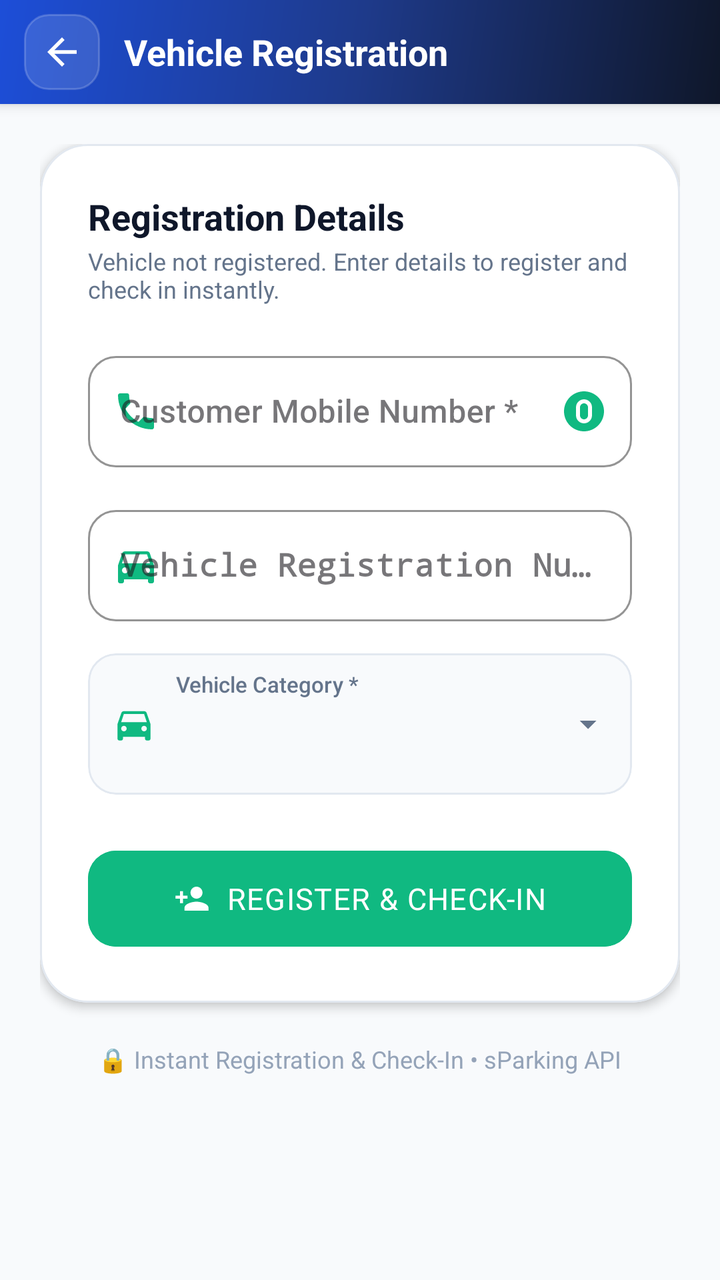
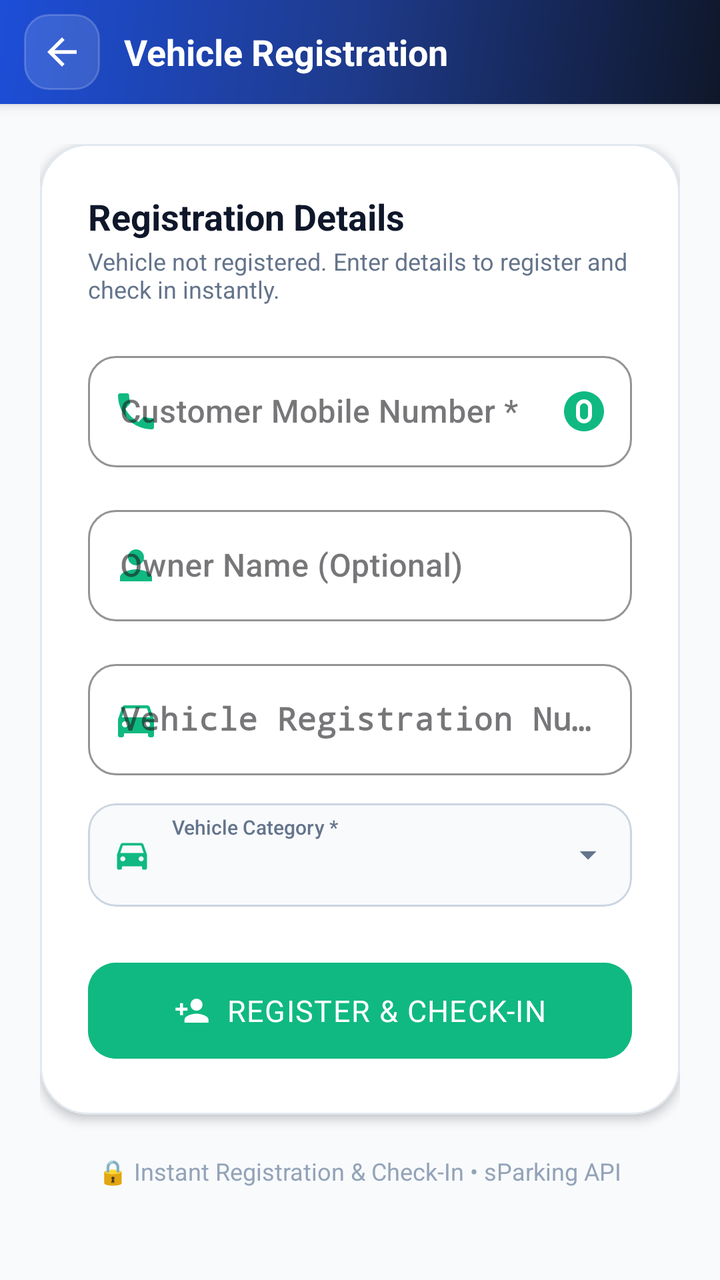

An Android layout rendered at two revisions. The XML below is the earlier revision; the diff shows what the commit changed to produce the second picture.
<!-- AndroidManifest.xml: application theme Theme.SParkingNew -->
<!-- res/layout/activity_unregistered_vehicle.xml -->
<?xml version="1.0" encoding="utf-8"?>
<androidx.constraintlayout.widget.ConstraintLayout xmlns:android="http://schemas.android.com/apk/res/android"
    xmlns:app="http://schemas.android.com/apk/res-auto"
    xmlns:tools="http://schemas.android.com/tools"
    android:id="@+id/unreg_root"
    android:layout_width="match_parent"
    android:layout_height="match_parent"
    android:background="#F8FAFC"
    tools:context=".UnregisteredVehicleActivity">

    
    <LinearLayout
        android:id="@+id/header_layout"
        android:layout_width="match_parent"
        android:layout_height="52dp"
        android:background="@drawable/bg_appbar_gradient"
        android:elevation="4dp"
        android:gravity="center_vertical"
        android:orientation="horizontal"
        android:paddingStart="12dp"
        android:paddingEnd="16dp"
        app:layout_constraintTop_toTopOf="parent">

        <ImageView
            android:id="@+id/btn_back"
            android:layout_width="38dp"
            android:layout_height="38dp"
            android:background="@drawable/bg_nav_icon_button"
            android:contentDescription="Back"
            android:padding="8dp"
            android:src="@drawable/ic_arrow_back"
            app:tint="@color/white" />

        <TextView
            android:id="@+id/tv_header_title"
            android:layout_width="wrap_content"
            android:layout_height="wrap_content"
            android:layout_marginStart="12dp"
            android:fontFamily="sans-serif-bold"
            android:text="Vehicle Registration"
            android:textColor="@color/white"
            android:textSize="18sp"
            android:textStyle="bold" />
    </LinearLayout>

    <ScrollView
        android:layout_width="match_parent"
        android:layout_height="0dp"
        android:clipToPadding="false"
        android:fillViewport="true"
        android:paddingBottom="36dp"
        app:layout_constraintBottom_toBottomOf="parent"
        app:layout_constraintTop_toBottomOf="@+id/header_layout">

        <LinearLayout
            android:layout_width="match_parent"
            android:layout_height="wrap_content"
            android:orientation="vertical"
            android:padding="20dp">

            
            <com.google.android.material.card.MaterialCardView
                android:id="@+id/card_response_status"
                android:layout_width="match_parent"
                android:layout_height="wrap_content"
                android:layout_marginBottom="16dp"
                android:visibility="gone"
                app:cardBackgroundColor="#FEF2F2"
                app:cardCornerRadius="16dp"
                app:cardElevation="0dp"
                app:strokeColor="#FECACA"
                app:strokeWidth="1dp"
                tools:visibility="visible">

                <LinearLayout
                    android:layout_width="match_parent"
                    android:layout_height="wrap_content"
                    android:gravity="center_vertical"
                    android:orientation="horizontal"
                    android:padding="16dp">

                    <TextView
                        android:id="@+id/tv_response_icon"
                        android:layout_width="wrap_content"
                        android:layout_height="wrap_content"
                        android:text="⚠️"
                        android:textSize="20sp" />

                    <LinearLayout
                        android:layout_width="0dp"
                        android:layout_height="wrap_content"
                        android:layout_marginStart="12dp"
                        android:layout_weight="1"
                        android:orientation="vertical">

                        <TextView
                            android:id="@+id/tv_response_status_code"
                            android:layout_width="wrap_content"
                            android:layout_height="wrap_content"
                            android:fontFamily="monospace"
                            android:text="Status: VEH_001"
                            android:textColor="#B91C1C"
                            android:textSize="12sp"
                            android:textStyle="bold" />

                        <TextView
                            android:id="@+id/tv_response_message"
                            android:layout_width="wrap_content"
                            android:layout_height="wrap_content"
                            android:layout_marginTop="2dp"
                            android:fontFamily="sans-serif-bold"
                            android:text="Vehicle Not Found"
                            android:textColor="#991B1B"
                            android:textSize="15sp"
                            android:textStyle="bold" />
                    </LinearLayout>

                    <ImageView
                        android:id="@+id/btn_dismiss_response"
                        android:layout_width="24dp"
                        android:layout_height="24dp"
                        android:background="?android:attr/selectableItemBackgroundBorderless"
                        android:contentDescription="Close"
                        android:src="@android:drawable/ic_menu_close_clear_cancel"
                        app:tint="#B91C1C" />
                </LinearLayout>
            </com.google.android.material.card.MaterialCardView>

            
            <com.google.android.material.card.MaterialCardView
                android:layout_width="match_parent"
                android:layout_height="wrap_content"
                app:cardBackgroundColor="@color/white"
                app:cardCornerRadius="24dp"
                app:cardElevation="3dp"
                app:strokeColor="#E2E8F0"
                app:strokeWidth="1dp">

                <LinearLayout
                    android:layout_width="match_parent"
                    android:layout_height="wrap_content"
                    android:orientation="vertical"
                    android:padding="24dp">

                    <TextView
                        android:layout_width="wrap_content"
                        android:layout_height="wrap_content"
                        android:fontFamily="sans-serif-bold"
                        android:text="Registration Details"
                        android:textColor="@color/text_primary"
                        android:textSize="18sp"
                        android:textStyle="bold" />

                    <TextView
                        android:layout_width="wrap_content"
                        android:layout_height="wrap_content"
                        android:layout_marginTop="2dp"
                        android:fontFamily="sans-serif"
                        android:text="Vehicle not registered. Enter details to register and check in instantly."
                        android:textColor="@color/text_secondary"
                        android:textSize="12sp" />

                    
                    <com.google.android.material.textfield.TextInputLayout
                        android:id="@+id/til_unreg_mobile"
                        style="@style/Widget.MaterialComponents.TextInputLayout.OutlinedBox"
                        android:layout_width="match_parent"
                        android:layout_height="wrap_content"
                        android:layout_marginTop="20dp"
                        android:hint="Customer Mobile Number *"
                        app:boxCornerRadiusBottomEnd="14dp"
                        app:boxCornerRadiusBottomStart="14dp"
                        app:boxCornerRadiusTopEnd="14dp"
                        app:boxCornerRadiusTopStart="14dp"
                        app:boxStrokeColor="@color/primary"
                        app:endIconContentDescription="Fill 0000000000"
                        app:endIconDrawable="@drawable/ic_quick_zero"
                        app:endIconMode="custom"
                        app:endIconTint="#10B981"
                        app:startIconDrawable="@drawable/ic_phone"
                        app:startIconTint="#10B981">

                        <com.google.android.material.textfield.TextInputEditText
                            android:id="@+id/et_unreg_mobile"
                            android:layout_width="match_parent"
                            android:layout_height="wrap_content"
                            android:fontFamily="sans-serif-medium"
                            android:inputType="phone"
                            android:maxLength="10"
                            android:maxLines="1"
                            android:textColor="@color/text_primary"
                            android:textSize="16sp" />
                    </com.google.android.material.textfield.TextInputLayout>

                    
                    <com.google.android.material.textfield.TextInputLayout
                        android:id="@+id/til_unreg_owner_name"
                        style="@style/Widget.MaterialComponents.TextInputLayout.OutlinedBox"
                        android:layout_width="match_parent"
                        android:layout_height="wrap_content"
                        android:layout_marginTop="16dp"
                        android:hint="Owner Name"
                        android:visibility="gone"
                        app:boxCornerRadiusBottomEnd="14dp"
                        app:boxCornerRadiusBottomStart="14dp"
                        app:boxCornerRadiusTopEnd="14dp"
                        app:boxCornerRadiusTopStart="14dp"
                        app:boxStrokeColor="@color/primary"
                        app:startIconDrawable="@drawable/ic_person"
                        app:startIconTint="#10B981">

                        <com.google.android.material.textfield.TextInputEditText
                            android:id="@+id/et_unreg_owner_name"
                            android:layout_width="match_parent"
                            android:layout_height="wrap_content"
                            android:fontFamily="sans-serif-medium"
                            android:inputType="textPersonName|textCapWords"
                            android:maxLines="1"
                            android:textColor="@color/text_primary"
                            android:textSize="16sp" />
                    </com.google.android.material.textfield.TextInputLayout>

                    
                    <com.google.android.material.textfield.TextInputLayout
                        android:id="@+id/til_unreg_vehicle_no"
                        style="@style/Widget.MaterialComponents.TextInputLayout.OutlinedBox"
                        android:layout_width="match_parent"
                        android:layout_height="wrap_content"
                        android:layout_marginTop="16dp"
                        android:hint="Vehicle Registration Number *"
                        app:boxCornerRadiusBottomEnd="14dp"
                        app:boxCornerRadiusBottomStart="14dp"
                        app:boxCornerRadiusTopEnd="14dp"
                        app:boxCornerRadiusTopStart="14dp"
                        app:boxStrokeColor="@color/primary"
                        app:startIconDrawable="@drawable/ic_directions_car"
                        app:startIconTint="#10B981">

                        <com.google.android.material.textfield.TextInputEditText
                            android:id="@+id/et_unreg_vehicle_no"
                            android:layout_width="match_parent"
                            android:layout_height="wrap_content"
                            android:fontFamily="monospace"
                            android:inputType="textCapCharacters"
                            android:maxLines="1"
                            android:textColor="@color/text_primary"
                            android:textSize="16sp"
                            android:textStyle="bold" />
                    </com.google.android.material.textfield.TextInputLayout>

                    
                    <com.google.android.material.card.MaterialCardView
                        android:layout_width="match_parent"
                        android:layout_height="wrap_content"
                        android:layout_marginTop="16dp"
                        app:cardBackgroundColor="#F8FAFC"
                        app:cardCornerRadius="14dp"
                        app:cardElevation="0dp"
                        app:strokeColor="#E2E8F0"
                        app:strokeWidth="1dp">

                        <LinearLayout
                            android:layout_width="match_parent"
                            android:layout_height="wrap_content"
                            android:gravity="center_vertical"
                            android:orientation="horizontal"
                            android:paddingStart="12dp"
                            android:paddingTop="8dp"
                            android:paddingEnd="12dp"
                            android:paddingBottom="8dp">

                            <ImageView
                                android:layout_width="22dp"
                                android:layout_height="22dp"
                                android:contentDescription="Vehicle Type"
                                android:src="@drawable/ic_directions_car"
                                app:tint="#10B981" />

                            <LinearLayout
                                android:layout_width="0dp"
                                android:layout_height="wrap_content"
                                android:layout_marginStart="10dp"
                                android:layout_weight="1"
                                android:orientation="vertical">

                                <TextView
                                    android:layout_width="wrap_content"
                                    android:layout_height="wrap_content"
                                    android:fontFamily="sans-serif-medium"
                                    android:text="Vehicle Category *"
                                    android:textColor="#64748B"
                                    android:textSize="11sp" />

                                <Spinner
                                    android:id="@+id/spinner_vehicle_type"
                                    android:layout_width="match_parent"
                                    android:layout_height="40dp"
                                    android:background="@null"
                                    android:gravity="center_vertical"
                                    android:spinnerMode="dropdown" />
                            </LinearLayout>

                            <ProgressBar
                                android:id="@+id/progress_loading_types"
                                style="?android:attr/progressBarStyleSmall"
                                android:layout_width="20dp"
                                android:layout_height="20dp"
                                android:layout_marginStart="6dp"
                                android:indeterminateTint="@color/primary"
                                android:visibility="gone" />

                            <ImageView
                                android:layout_width="20dp"
                                android:layout_height="20dp"
                                android:contentDescription="Dropdown"
                                android:src="@drawable/ic_arrow_drop_down"
                                app:tint="#64748B" />
                        </LinearLayout>
                    </com.google.android.material.card.MaterialCardView>

                    
                    <FrameLayout
                        android:layout_width="match_parent"
                        android:layout_height="wrap_content"
                        android:layout_marginTop="24dp">

                        <com.google.android.material.button.MaterialButton
                            android:id="@+id/btn_register_vehicle"
                            android:layout_width="match_parent"
                            android:layout_height="56dp"
                            android:backgroundTint="#10B981"
                            android:fontFamily="sans-serif-bold"
                            android:letterSpacing="0.03"
                            android:text="REGISTER &amp; CHECK-IN"
                            android:textAllCaps="true"
                            android:textColor="@color/white"
                            android:textSize="15sp"
                            app:cornerRadius="14dp"
                            app:elevation="3dp"
                            app:icon="@drawable/ic_person_add"
                            app:iconGravity="textStart"
                            app:iconTint="@color/white" />

                        <ProgressBar
                            android:id="@+id/progress_register"
                            style="?android:attr/progressBarStyle"
                            android:layout_width="28dp"
                            android:layout_height="28dp"
                            android:layout_gravity="center"
                            android:indeterminateTint="@color/white"
                            android:visibility="gone" />
                    </FrameLayout>

                </LinearLayout>
            </com.google.android.material.card.MaterialCardView>

            
            <TextView
                android:layout_width="wrap_content"
                android:layout_height="wrap_content"
                android:layout_gravity="center_horizontal"
                android:layout_marginTop="20dp"
                android:fontFamily="sans-serif"
                android:text="🔒 Instant Registration &amp; Check-In • sParking API"
                android:textColor="#94A3B8"
                android:textSize="12sp" />

        </LinearLayout>
    </ScrollView>

</androidx.constraintlayout.widget.ConstraintLayout>
<!-- resources referenced by this layout -->
<resources>
  <color name="primary">#2563EB</color>
  <color name="text_primary">#0F172A</color>
  <color name="text_secondary">#64748B</color>
  <color name="white">#FFFFFFFF</color>
  <!-- drawable bg_appbar_gradient (drawable) -->
  <?xml version="1.0" encoding="utf-8"?>
  <shape xmlns:android="http://schemas.android.com/apk/res/android"
      android:shape="rectangle">
      <gradient
          android:angle="135"
          android:startColor="#0F172A"
          android:centerColor="#1E3A8A"
          android:endColor="#1D4ED8"
          android:type="linear" />
  </shape>
  <!-- drawable bg_nav_icon_button (drawable) -->
  <?xml version="1.0" encoding="utf-8"?>
  <ripple xmlns:android="http://schemas.android.com/apk/res/android"
      android:color="#40FFFFFF">
      <item>
          <shape android:shape="rectangle">
              <corners android:radius="12dp" />
              <solid android:color="#20FFFFFF" />
              <stroke
                  android:width="1dp"
                  android:color="#30FFFFFF" />
          </shape>
      </item>
  </ripple>
  <!-- drawable ic_arrow_back (drawable) -->
  <vector xmlns:android="http://schemas.android.com/apk/res/android"
      android:width="24dp"
      android:height="24dp"
      android:viewportWidth="24"
      android:viewportHeight="24">
      <path
          android:fillColor="#0F172A"
          android:pathData="M20,11H7.83l5.59,-5.59L12,4l-8,8 8,8 1.41,-1.41L7.83,13H20v-2z" />
  </vector>
  <!-- drawable ic_arrow_drop_down (drawable) -->
  <vector xmlns:android="http://schemas.android.com/apk/res/android"
      android:width="24dp"
      android:height="24dp"
      android:viewportWidth="24"
      android:viewportHeight="24">
      <path
          android:fillColor="#64748B"
          android:pathData="M7,10l5,5 5,-5z" />
  </vector>
  <!-- drawable ic_person (drawable) -->
  <vector xmlns:android="http://schemas.android.com/apk/res/android"
      android:width="24dp"
      android:height="24dp"
      android:viewportWidth="24"
      android:viewportHeight="24">
      <path
          android:fillColor="@color/text_secondary"
          android:pathData="M12,12c2.21,0 4,-1.79 4,-4s-1.79,-4 -4,-4 -4,1.79 -4,4 1.79,4 4,4zm0,2c-2.67,0 -8,1.34 -8,4v2h16v-2c0,-2.66 -5.33,-4 -8,-4z" />
  </vector>
  <!-- drawable ic_person_add (drawable) -->
  <vector xmlns:android="http://schemas.android.com/apk/res/android"
      android:width="24dp"
      android:height="24dp"
      android:viewportWidth="24"
      android:viewportHeight="24">
      <path
          android:fillColor="#FFFFFFFF"
          android:pathData="M15,12c2.21,0 4,-1.79 4,-4s-1.79,-4 -4,-4 -4,1.79 -4,4 1.79,4 4,4zM6,10V7H4v3H1v2h3v3h2v-3h3v-2H6zm9,4c-2.67,0 -8,1.34 -8,4v2h16v-2c0,-2.66 -5.33,-4 -8,-4z" />
  </vector>
  <!-- drawable ic_quick_zero (drawable) -->
  <vector xmlns:android="http://schemas.android.com/apk/res/android"
      android:width="24dp"
      android:height="24dp"
      android:viewportWidth="24"
      android:viewportHeight="24">
    <path
        android:fillColor="#10B981"
        android:pathData="M12,2C6.48,2 2,6.48 2,12s4.48,10 10,10 10,-4.48 10,-10S17.52,2 12,2zM12,18c-2.21,0 -4,-1.79 -4,-4V10c0,-2.21 1.79,-4 4,-4s4,1.79 4,4v4c0,2.21 -1.79,4 -4,4zm0,-10c-1.1,0 -2,0.9 -2,2v4c0,1.1 0.9,2 2,2s2,-0.9 2,-2V10c0,-1.1 -0.9,-2 -2,-2z"/>
  </vector>
  <style name="Theme.SParkingNew" parent="Base.Theme.SParkingNew" />
  <style name="Base.Theme.SParkingNew" parent="Theme.Material3.DayNight.NoActionBar">
          
          <item name="android:statusBarColor">#0F172A</item>
          <item name="android:windowLightStatusBar" tools:targetApi="m">false</item>
      </style>
  <!-- unchanged entries left out for length: 2 -->
</resources>

<!-- the commit's change to res/layout/activity_unregistered_vehicle.xml (unified diff, before → after) -->
@@ -199,8 +199,8 @@
                         android:layout_width="match_parent"
                         android:layout_height="wrap_content"
                         android:layout_marginTop="16dp"
-                        android:hint="Owner Name"
-                        android:visibility="gone"
+                        android:hint="Owner Name (Optional)"
+                        android:visibility="visible"
                         app:boxCornerRadiusBottomEnd="14dp"
                         app:boxCornerRadiusBottomStart="14dp"
                         app:boxCornerRadiusTopEnd="14dp"
@@ -250,13 +250,17 @@
 
                     
                     <com.google.android.material.card.MaterialCardView
-                        android:layout_width="match_parent"
-                        android:layout_height="wrap_content"
-                        android:layout_marginTop="16dp"
+                        android:id="@+id/card_vehicle_type"
+                        android:layout_width="match_parent"
+                        android:layout_height="wrap_content"
+                        android:layout_marginTop="14dp"
+                        android:clickable="true"
+                        android:focusable="true"
+                        android:foreground="?attr/selectableItemBackground"
                         app:cardBackgroundColor="#F8FAFC"
                         app:cardCornerRadius="14dp"
                         app:cardElevation="0dp"
-                        app:strokeColor="#E2E8F0"
+                        app:strokeColor="#CBD5E1"
                         app:strokeWidth="1dp">
 
                         <LinearLayout
@@ -265,13 +269,13 @@
                             android:gravity="center_vertical"
                             android:orientation="horizontal"
                             android:paddingStart="12dp"
-                            android:paddingTop="8dp"
-                            android:paddingEnd="12dp"
-                            android:paddingBottom="8dp">
+                            android:paddingTop="5dp"
+                            android:paddingEnd="8dp"
+                            android:paddingBottom="5dp">
 
                             <ImageView
-                                android:layout_width="22dp"
-                                android:layout_height="22dp"
+                                android:layout_width="20dp"
+                                android:layout_height="20dp"
                                 android:contentDescription="Vehicle Type"
                                 android:src="@drawable/ic_directions_car"
                                 app:tint="#10B981" />
@@ -289,30 +293,36 @@
                                     android:fontFamily="sans-serif-medium"
                                     android:text="Vehicle Category *"
                                     android:textColor="#64748B"
-                                    android:textSize="11sp" />
+                                    android:textSize="10sp" />
 
                                 <Spinner
                                     android:id="@+id/spinner_vehicle_type"
                                     android:layout_width="match_parent"
-                                    android:layout_height="40dp"
+                                    android:layout_height="28dp"
                                     android:background="@null"
                                     android:gravity="center_vertical"
+                                    android:overlapAnchor="false"
                                     android:spinnerMode="dropdown" />
                             </LinearLayout>
 
                             <ProgressBar
                                 android:id="@+id/progress_loading_types"
                                 style="?android:attr/progressBarStyleSmall"
-                                android:layout_width="20dp"
-                                android:layout_height="20dp"
-                                android:layout_marginStart="6dp"
+                                android:layout_width="18dp"
+                                android:layout_height="18dp"
+                                android:layout_marginStart="4dp"
                                 android:indeterminateTint="@color/primary"
                                 android:visibility="gone" />
 
                             <ImageView
-                                android:layout_width="20dp"
-                                android:layout_height="20dp"
+                                android:id="@+id/iv_vehicle_type_dropdown"
+                                android:layout_width="28dp"
+                                android:layout_height="28dp"
+                                android:background="?attr/selectableItemBackgroundBorderless"
+                                android:clickable="true"
                                 android:contentDescription="Dropdown"
+                                android:focusable="true"
+                                android:padding="4dp"
                                 android:src="@drawable/ic_arrow_drop_down"
                                 app:tint="#64748B" />
                         </LinearLayout>
